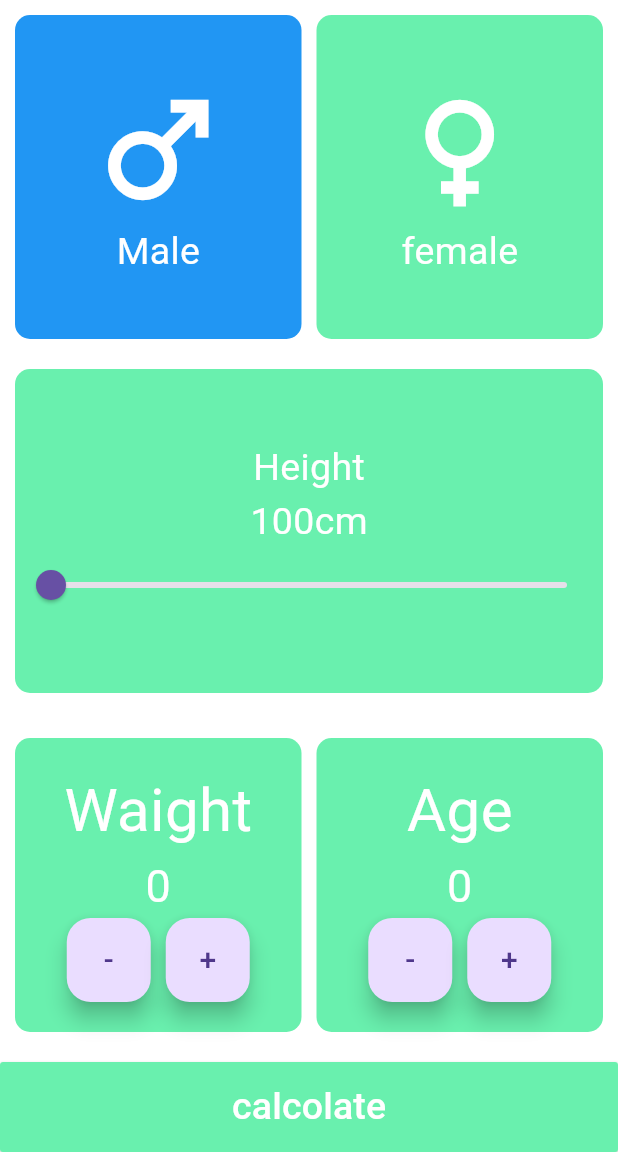
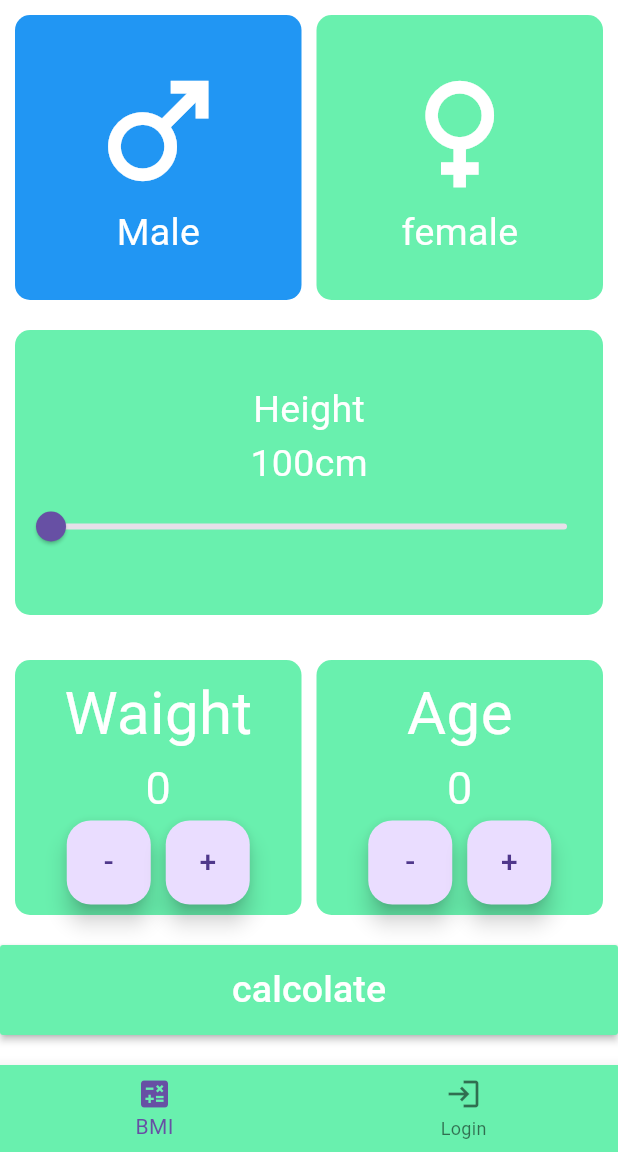
Before and after one commit to EngMohamedAshraf11/bmiScreen2, a Flutter app: the screen it shows after launch, on a phone screen of 412 x 824 dp, the part 84-1236 px from its top. Run offline on Flutter 3.47's test engine with Material 3 defaults, Android fonts, the phone set to English and light mode, and no system bars.

Commit message:
first commit

```diff
--- a/lib/bmiScreen2.dart
+++ b/lib/bmiScreen2.dart
@@ -1,5 +1,4 @@
 import 'dart:math';
-
 import 'package:flutter/material.dart';
 import 'result.dart';
 class bmiScreen2 extends StatefulWidget {
@@ -204,6 +203,8 @@ late String result;
             child: Text("calcolate", style: TextStyle(color: Colors.white,fontSize:25 ,)
             ),
             ),
+
+            SizedBox(height: 20,),
           ],
         ),
       ),
--- /dev/null
+++ b/lib/button.dart
@@ -0,0 +1,44 @@
+import 'package:flutter/material.dart';
+import 'package:my_flutter/bmiScreen2.dart';
+import 'package:my_flutter/login_page.dart';
+
+class MyButton extends StatefulWidget {
+  const MyButton({super.key});
+
+  @override
+  State<MyButton> createState() => _MyButtonState();
+}
+
+class _MyButtonState extends State<MyButton> {
+  int currentIndex = 0;
+  List<Widget> pages = [
+    bmiScreen2(),
+    LoginPage(),
+  ];
+
+  @override
+  Widget build(BuildContext context) {
+    return Scaffold(
+      bottomNavigationBar: BottomNavigationBar(
+        backgroundColor: Colors.greenAccent,
+        currentIndex: currentIndex,
+        onTap: (int index) {
+          setState(() {
+            currentIndex = index;
+          });
+        },
+        items: const [
+          BottomNavigationBarItem(
+            icon: Icon(Icons.calculate),
+            label: "BMI",
+          ),
+          BottomNavigationBarItem(
+            icon: Icon(Icons.login),
+            label: "Login",
+          ),
+        ],
+      ),
+      body: pages[currentIndex],
+    );
+  }
+}
--- a/lib/main.dart
+++ b/lib/main.dart
@@ -1,6 +1,8 @@
 
 import 'package:flutter/material.dart';
 import 'bmiScreen2.dart';
+import 'login_page.dart';
+import 'button.dart';
 
 void main(){
   runApp(MyApp());
@@ -11,9 +13,7 @@ class MyApp extends StatelessWidget {
   @override
   Widget build(BuildContext context) {
     return const MaterialApp(
-      home: bmiScreen2(
-
-      ),
+      home: MyButton()
     );
   }
 }
```
Also changed, not shown: lib/login_page.dart (added, +98 -0 lines), lib/result.dart (+11 -4 lines).
